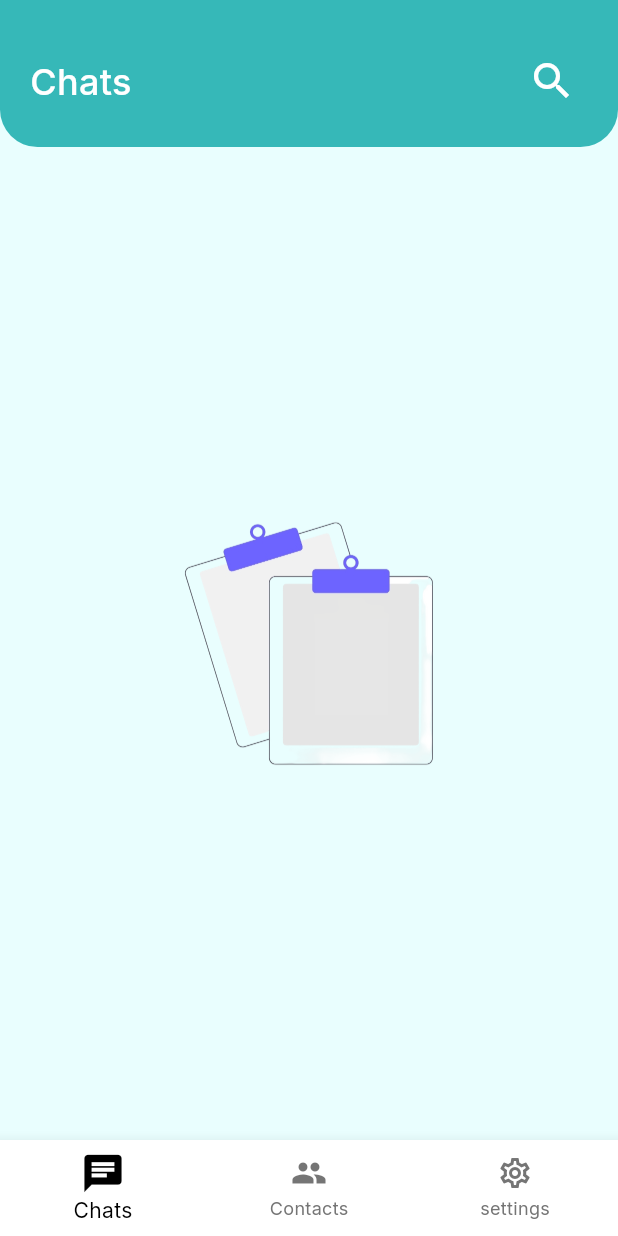
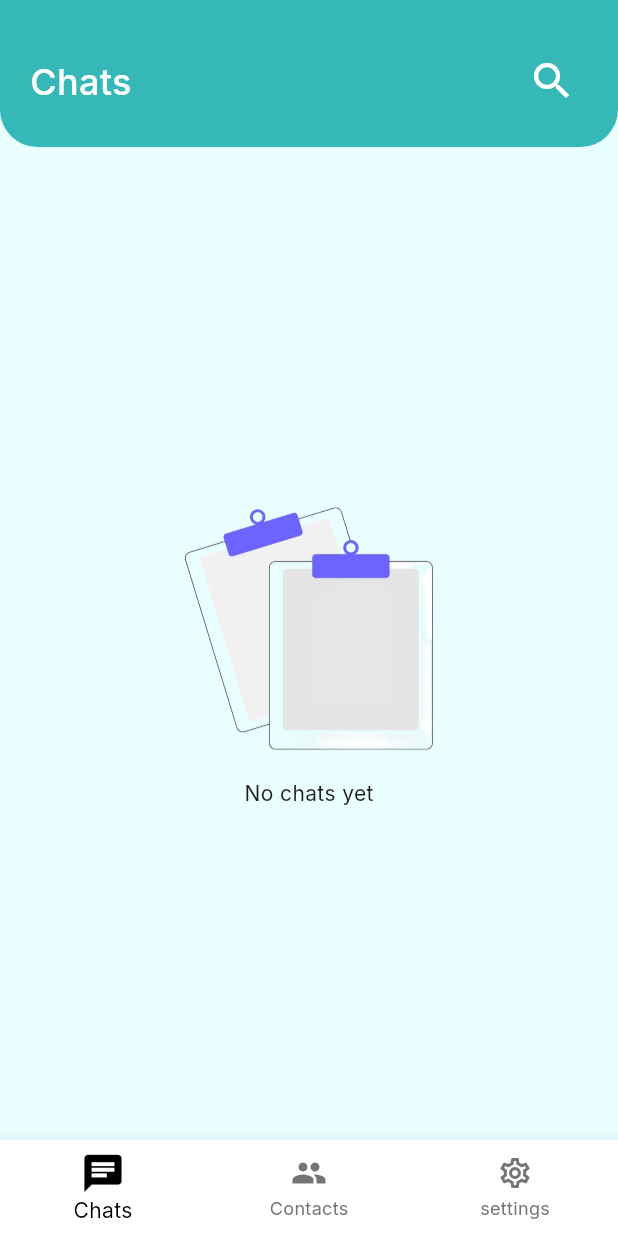
Before and after one commit to Kareem-Mahfouz1/chat, a Flutter app: the HomeView screen opened by its route, after a tap on the "search" icon, on a phone screen of 412 x 824 dp. Run offline on Flutter 3.47's test engine with Material 3 defaults, Android fonts, the phone set to English and light mode, and no system bars; our stand-ins replace cloud_firestore, dartz, firebase_auth, firebase_core, flutter_bloc, get_it and 3 more; accounts and stored records are empty.

Commit message:
contacts feature almost done and added checks to skip the onboarding process ,registiration and login if the user is alredy logged in

```diff
--- a/lib/core/utils/app_router.dart
+++ b/lib/core/utils/app_router.dart
@@ -8,6 +8,8 @@ import 'package:chat/features/auth/presentation/views/register_view.dart';
 import 'package:chat/features/chats/data/repos/chats_repo_impl.dart';
 import 'package:chat/features/chats/presentation/cubits/chats_cubit/chats_cubit.dart';
 import 'package:chat/features/chats/presentation/views/chat_inside_view.dart';
+import 'package:chat/features/contacts/data/repos/contacts_repo_impl.dart';
+import 'package:chat/features/contacts/presentation/cubits/contacts_cubit/contacts_cubit.dart';
 import 'package:chat/features/home/presentation/views/home_view.dart';
 import 'package:chat/features/onboarding/cubits/on_boarding_cubit.dart';
 import 'package:chat/features/onboarding/on_boarding.dart';
@@ -56,7 +58,12 @@ abstract class AppRouter {
             BlocProvider(
               create: (_) => ChatsCubit(
                 (getIt.get<ChatsRepoImpl>()),
-              ),
+              )..streamUserChats(),
+            ),
+            BlocProvider(
+              create: (_) => ContactsCubit(
+                (getIt.get<ContactsRepoImpl>()),
+              )..getContacts(),
             ),
           ],
           child: const HomeView(),
--- a/lib/core/utils/service_locator.dart
+++ b/lib/core/utils/service_locator.dart
@@ -1,6 +1,7 @@
 import 'package:chat/features/auth/data/repos/auth_repo_impl.dart';
 import 'package:chat/features/auth/data/repos/user_repo_impl.dart';
 import 'package:chat/features/chats/data/repos/chats_repo_impl.dart';
+import 'package:chat/features/contacts/data/repos/contacts_repo_impl.dart';
 import 'package:get_it/get_it.dart';
 
 final getIt = GetIt.instance;
@@ -9,4 +10,5 @@ void setup() {
   getIt.registerSingleton<AuthRepoImpl>(AuthRepoImpl());
   getIt.registerSingleton<UserRepoImpl>(UserRepoImpl());
   getIt.registerSingleton<ChatsRepoImpl>(ChatsRepoImpl());
+  getIt.registerSingleton<ContactsRepoImpl>(ContactsRepoImpl());
 }
--- /dev/null
+++ b/lib/core/widgets/empty_list.dart
@@ -0,0 +1,24 @@
+import 'package:chat/core/utils/assets.dart';
+import 'package:flutter/material.dart';
+
+class EmptyListIndicator extends StatelessWidget {
+  const EmptyListIndicator({
+    super.key,
+    required this.text,
+  });
+  final String text;
+  @override
+  Widget build(BuildContext context) {
+    return Column(
+      mainAxisAlignment: MainAxisAlignment.center,
+      children: [
+        Image.asset(
+          Assets.noData,
+          width: 200,
+          height: 200,
+        ),
+        Text(text)
+      ],
+    );
+  }
+}
--- a/lib/features/chats/presentation/views/chats_view.dart
+++ b/lib/features/chats/presentation/views/chats_view.dart
@@ -1,6 +1,8 @@
 import 'package:chat/core/utils/app_router.dart';
 import 'package:chat/core/utils/assets.dart';
+import 'package:chat/core/utils/styles.dart';
 import 'package:chat/core/widgets/custom_loading_indicator.dart';
+import 'package:chat/core/widgets/empty_list.dart';
 import 'package:chat/features/chats/presentation/cubits/chats_cubit/chats_cubit.dart';
 import 'package:chat/features/chats/presentation/views/widgets/chat_item.dart';
 import 'package:chat/features/chats/presentation/views/widgets/chats_appbar.dart';
@@ -8,19 +10,8 @@ import 'package:flutter/material.dart';
 import 'package:flutter_bloc/flutter_bloc.dart';
 import 'package:go_router/go_router.dart';
 
-class ChatsView extends StatefulWidget {
+class ChatsView extends StatelessWidget {
   const ChatsView({super.key});
-
-  @override
-  State<ChatsView> createState() => _ChatsViewState();
-}
-
-class _ChatsViewState extends State<ChatsView> {
-  @override
-  void initState() {
-    context.read<ChatsCubit>().streamUserChats();
-    super.initState();
-  }
 
   @override
   Widget build(BuildContext context) {
@@ -28,20 +19,16 @@ class _ChatsViewState extends State<ChatsView> {
       body: Column(
         children: [
           const ChatsAppbar(),
-          Expanded(child: BlocBuilder<ChatsCubit, ChatsState>(
+          Expanded(
+            child: BlocBuilder<ChatsCubit, ChatsState>(
               builder: (context, state) {
                 if (state is ChatsFailure) {
                   return Center(child: Text(state.errMessage));
                 } else if (state is ChatsSuccess) {
                   return state.chatList.isEmpty
-                    ? Center(
-                        child: Image.asset(
-                          Assets.noData,
-                          width: 200,
-                          height: 200,
-                        ),
-                      )
+                      ? const EmptyListIndicator(text: 'No chats yet')
                       : ListView.builder(
+                          physics: const BouncingScrollPhysics(),
                           padding: const EdgeInsets.all(0),
                           itemCount: state.chatList.length,
                           itemBuilder: (context, index) {
@@ -60,7 +47,8 @@ class _ChatsViewState extends State<ChatsView> {
                   return const Center(child: Text('initial'));
                 }
               },
-          )),
+            ),
+          ),
         ],
       ),
     );
--- /dev/null
+++ b/lib/features/contacts/data/repos/contacts_repo_impl.dart
@@ -0,0 +1,25 @@
+import 'package:chat/core/errors/failures.dart';
+import 'package:chat/core/models/contact.dart';
+import 'package:cloud_firestore/cloud_firestore.dart';
+import 'package:dartz/dartz.dart';
+import 'package:firebase_auth/firebase_auth.dart';
+
+class ContactsRepoImpl {
+  final FirebaseFirestore _firestore = FirebaseFirestore.instance;
+
+  Future<Either<Failure, List<Contact>>> getContacts() async {
+    try {
+      final userId = FirebaseAuth.instance.currentUser!.uid;
+      final doc = await _firestore.collection('users').doc(userId).get();
+
+      final data = doc.data()!;
+      final contactList =
+          List<Map<String, dynamic>>.from(data['contacts'] ?? []);
+      final contacts = contactList.map((c) => Contact.fromMap(c)).toList();
+      print('--------------------------------------------contacts done');
+      return Right(contacts);
+    } on FirebaseException catch (e) {
+      return Left(ServerFailure.fromFirebaseException(e));
+    }
+  }
+}
--- /dev/null
+++ b/lib/features/contacts/presentation/cubits/contacts_cubit/contacts_cubit.dart
@@ -0,0 +1,24 @@
+import 'package:chat/core/models/contact.dart';
+import 'package:chat/features/contacts/data/repos/contacts_repo_impl.dart';
+import 'package:flutter/material.dart';
+import 'package:flutter_bloc/flutter_bloc.dart';
+
+part 'contacts_state.dart';
+
+class ContactsCubit extends Cubit<ContactsState> {
+  ContactsCubit(this.contactsRepoImpl) : super(ContactsInitial());
+  final ContactsRepoImpl contactsRepoImpl;
+
+  Future<void> getContacts() async {
+    emit(ContactsLoading());
+    final result = await contactsRepoImpl.getContacts();
+    result.fold(
+      (failure) {
+        emit(ContactsFailure(errMessage: failure.errMessage));
+      },
+      (contacts) {
+        emit(ContactsSuccess(contacts: contacts));
+      },
+    );
+  }
+}
--- /dev/null
+++ b/lib/features/contacts/presentation/views/contacts_view.dart
@@ -0,0 +1,47 @@
+import 'package:chat/core/widgets/custom_loading_indicator.dart';
+import 'package:chat/core/widgets/empty_list.dart';
+import 'package:chat/features/contacts/presentation/cubits/contacts_cubit/contacts_cubit.dart';
+import 'package:chat/features/contacts/presentation/views/widgets/contact_item.dart';
+import 'package:chat/features/contacts/presentation/views/widgets/contacts_appbar.dart';
+import 'package:flutter/material.dart';
+import 'package:flutter_bloc/flutter_bloc.dart';
+
+class ContactsView extends StatelessWidget {
+  const ContactsView({super.key});
+
+  @override
+  Widget build(BuildContext context) {
+    return Scaffold(
+      body: Column(
+        children: [
+          const ContactsAppbar(),
+          const SizedBox(height: 15),
+          Expanded(
+            child: BlocBuilder<ContactsCubit, ContactsState>(
+              builder: (context, state) {
+                if (state is ContactsFailure) {
+                  return Center(child: Text(state.errMessage));
+                } else if (state is ContactsSuccess) {
+                  return state.contacts.isEmpty
+                      ? const EmptyListIndicator(text: 'No contacts yet')
+                      : ListView.builder(
+                          physics: const BouncingScrollPhysics(),
+                          padding: const EdgeInsets.all(0),
+                          itemCount: state.contacts.length,
+                          itemBuilder: (context, index) {
+                            return const ContactItem();
+                          },
+                        );
+                } else if (state is ContactsLoading) {
+                  return const CustomLoadingIndicator();
+                } else {
+                  return const Center(child: Text('initial'));
+                }
+              },
+            ),
+          )
+        ],
+      ),
+    );
+  }
+}
--- /dev/null
+++ b/lib/features/contacts/presentation/views/widgets/contacts_appbar.dart
@@ -0,0 +1,49 @@
+import 'package:chat/constants.dart';
+import 'package:chat/core/utils/styles.dart';
+import 'package:flutter/material.dart';
+
+class ContactsAppbar extends StatelessWidget {
+  const ContactsAppbar({super.key});
+
+  @override
+  Widget build(BuildContext context) {
+    return Container(
+      width: double.infinity,
+      decoration: const BoxDecoration(
+        color: kPrimaryColor,
+        borderRadius: BorderRadius.only(
+          bottomLeft: Radius.circular(25),
+          bottomRight: Radius.circular(25),
+        ),
+      ),
+      child: Padding(
+        padding: const EdgeInsets.only(
+          right: kHorizontalPadding,
+          left: kHorizontalPadding,
+          top: 30,
+          bottom: 20,
+        ),
+        child: Row(
+          mainAxisAlignment: MainAxisAlignment.spaceBetween,
+          children: [
+            Text(
+              'Contacts',
+              style: Styles.textStyle24.copyWith(
+                color: Colors.white,
+                fontWeight: FontWeight.w500,
+              ),
+            ),
+            IconButton(
+              onPressed: () {},
+              icon: const Icon(
+                Icons.search,
+                color: Colors.white,
+                size: 32,
+              ),
+            )
+          ],
+        ),
+      ),
+    );
+  }
+}
--- a/lib/features/home/presentation/views/home_view.dart
+++ b/lib/features/home/presentation/views/home_view.dart
@@ -1,4 +1,5 @@
 import 'package:chat/features/chats/presentation/views/chats_view.dart';
+import 'package:chat/features/contacts/presentation/views/contacts_view.dart';
 import 'package:flutter/material.dart';
 
 class HomeView extends StatefulWidget {
@@ -17,7 +18,7 @@ class _HomeViewState extends State<HomeView> {
         index: currentIndex,
         children: const [
           ChatsView(),
-          ChatsView(),
+          ContactsView(),
           ChatsView(),
         ],
       ),
--- a/pubspec.yaml
+++ b/pubspec.yaml
@@ -40,6 +40,7 @@ dependencies:
   get_it: ^8.0.3
   go_router: ^14.8.1
   google_fonts: ^6.2.1
+  shared_preferences: ^2.5.3
 
 dev_dependencies:
   flutter_lints: ^4.0.0
```
Also changed, not shown: lib/core/models/contact.dart (added, +20 -0 lines), lib/core/models/user_model.dart (+8 -0 lines), lib/core/utils/on_boarding_storage.dart (added, +15 -0 lines), lib/features/contacts/presentation/cubits/contacts_cubit/contacts_state.dart (added, +18 -0 lines), lib/features/contacts/presentation/views/widgets/contact_item.dart (added, +24 -0 lines), lib/features/onboarding/on_boarding.dart (+6 -2 lines), lib/features/onboarding/widgets/skip_button.dart (+6 -2 lines), lib/features/splash/widgets/splash_body.dart (+19 -10 lines), pubspec.lock, 6 other files. Lines whose indentation alone changed are shown as unchanged.
